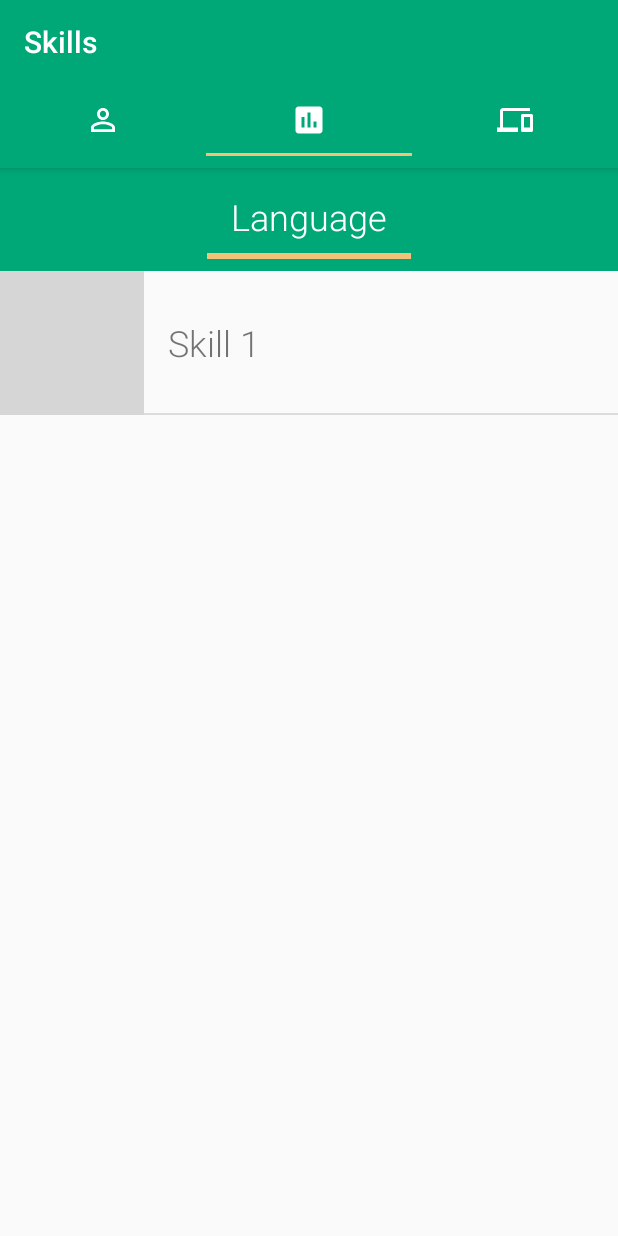
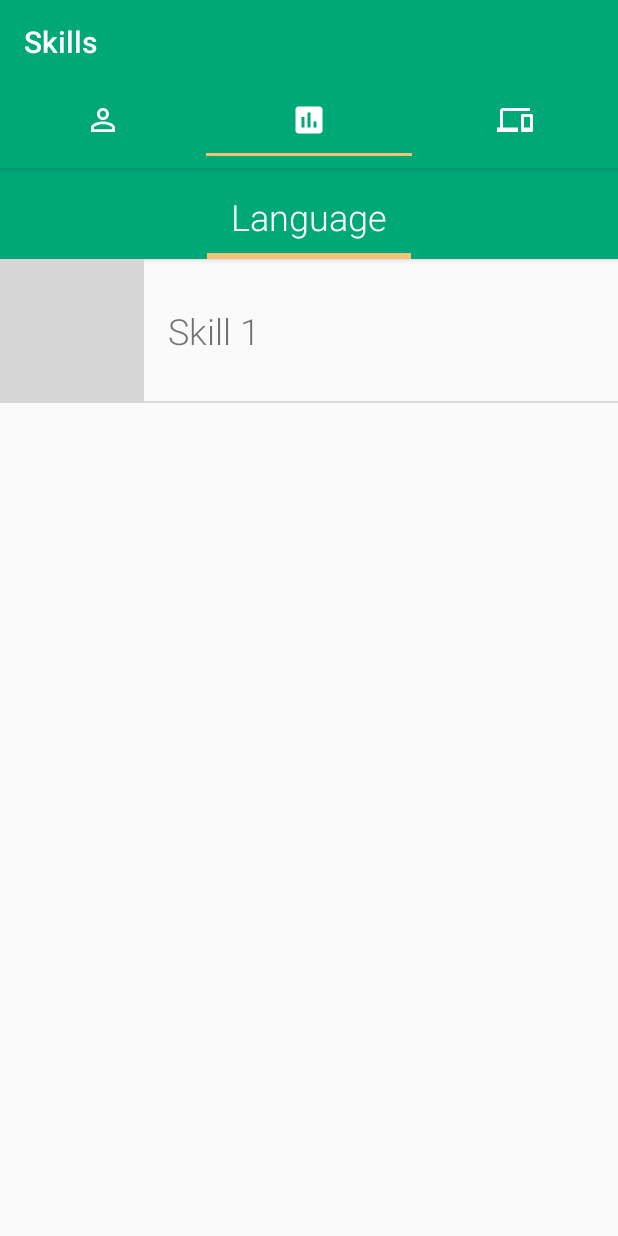
Before and after one commit to 00-00-00/Portfolio, an Android app: the screen it shows after launch (HomeActivity), tab 2 chosen, on a phone screen of 412 x 824 dp. Run offline under Robolectric (Android 15) with nearby library versions, the phone set to English and light mode, and no system bars; our stand-ins replace ButterKnife, Dagger/Hilt's generated code, Picasso, data binding; libraries missing offline, so code that uses them is left out: org.eazegraph.lib, rx.subjects, rx.subscriptions; plain views replace PieChart; pictures from the network do not load; 3 statements that could not run were skipped; grey boxes are pictures that could not be loaded.

Commit message:
1. UI changes

```diff
--- a/app/src/main/java/com/ground0/portfolio/adapter/SkillRecyclerAdapter.java
+++ b/app/src/main/java/com/ground0/portfolio/adapter/SkillRecyclerAdapter.java
@@ -56,7 +56,7 @@ public class SkillRecyclerAdapter extends RecyclerView.Adapter<SkillRecyclerAdap
     switch (getItemViewType(position)) {
       case PRIMARY:
         ((PrimaryViewHolder) holder).pieChart.addPieSlice(new PieModel("", 1,
-            ContextCompat.getColor(holder.itemView.getContext(), R.color.md_light_background)));
+            ContextCompat.getColor(holder.itemView.getContext(), R.color.mellow_apricot)));
         ((PrimaryViewHolder) holder).pieChart.addPieSlice(new PieModel("", 4,
             ContextCompat.getColor(holder.itemView.getContext(), R.color.key_lime)));
         break;
--- a/app/src/main/res/layout/item_skill.xml
+++ b/app/src/main/res/layout/item_skill.xml
@@ -16,6 +16,8 @@
         app:egAnimationTime="500"
         app:egInnerPaddingColor="@color/md_light_background"
         app:egLegendHeight="0dp"
+        android:focusable="false"
+        android:clickable="false"
         />
 
     <TextView
--- a/app/src/main/res/layout/item_skill_divider.xml
+++ b/app/src/main/res/layout/item_skill_divider.xml
@@ -1,10 +1,15 @@
 <?xml version="1.0" encoding="utf-8"?>
 <RelativeLayout xmlns:android="http://schemas.android.com/apk/res/android"
+    xmlns:tools="http://schemas.android.com/tools"
     android:layout_width="match_parent"
     android:layout_height="wrap_content"
     android:gravity="center"
     android:orientation="vertical"
     android:background="@color/colorPrimary"
+    android:elevation="2dp"
+    tools:targetApi="lollipop"
+    android:clipChildren="false"
+    android:clipToPadding="false"
     >
   <TextView
       android:id="@+id/i_skill_divider_text"
@@ -26,7 +31,6 @@
       android:layout_alignLeft="@id/i_skill_divider_text"
       android:layout_alignRight="@+id/i_skill_divider_text"
       android:layout_below="@id/i_skill_divider_text"
-      android:layout_marginBottom="@dimen/view_margin_size1"
       android:background="@color/colorAccent"
       />
 </RelativeLayout>
```
Also changed, not shown: 1 other file.
